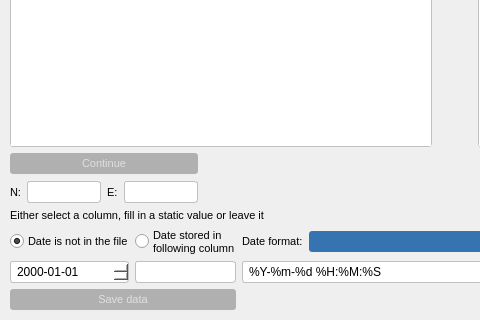
This is widgets/import_text_dialog_base.ui in axelande/geodatafarm3 as Qt 5 draws it before an edit; both pictures show x 0 to 480 and y 461 to 781 of the 910 by 781 pixel window. The edited form follows.
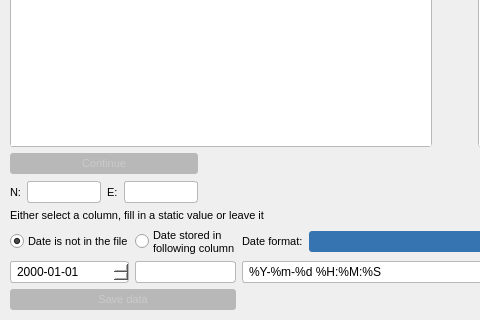
This is the edited form.

What changed in the file:
```diff
--- a/widgets/import_text_dialog_base.ui
+++ b/widgets/import_text_dialog_base.ui
@@ -22,13 +22,13 @@
 
 /* === Tab bars === */
 QTabWidget::pane {
-  border: 1px solid #c0c0c0;
+  border: 1px solid palette(mid);
   border-radius: 3px;
-  background: #ffffff;
+  background: palette(base);
 }
 QTabBar::tab {
-  background: #f0f0f0;
-  border: 1px solid #c0c0c0;
+  background: palette(window);
+  border: 1px solid palette(mid);
   border-bottom: none;
   border-top-left-radius: 3px;
   border-top-right-radius: 3px;
@@ -37,7 +37,7 @@
   font-size: 8pt;
 }
 QTabBar::tab:selected {
-  background: #ffffff;
+  background: palette(base);
   border-bottom: 2px solid #3574b0;
   color: #3574b0;
 }
@@ -61,16 +61,16 @@
   background-color: #1e4a6e;
 }
 QPushButton:disabled {
-  background-color: #b0b0b0;
-  color: #e0e0e0;
+  background-color: palette(mid);
+  color: palette(midlight);
 }
 
 /* === Inputs === */
 QLineEdit, QPlainTextEdit, QTextEdit {
-  border: 1px solid #c0c0c0;
+  border: 1px solid palette(mid);
   border-radius: 3px;
   padding: 2px 4px;
-  background: #ffffff;
+  background: palette(base);
 }
 QLineEdit:focus, QPlainTextEdit:focus, QTextEdit:focus {
   border: 1px solid #3574b0;
@@ -78,10 +78,10 @@
 
 /* === Combo boxes === */
 QComboBox {
-  border: 1px solid #c0c0c0;
+  border: 1px solid palette(mid);
   border-radius: 3px;
   padding: 2px 4px;
-  background: #ffffff;
+  background: palette(base);
 }
 QComboBox:hover {
   border: 1px solid #3574b0;
@@ -91,22 +91,22 @@
   width: 20px;
 }
 QComboBox QAbstractItemView {
-  color: #000000;
-  background: #ffffff;
-  selection-color: #000000;
-  selection-background-color: #e0e0e0;
+  color: palette(text);
+  background: palette(base);
+  selection-color: palette(highlighted-text);
+  selection-background-color: palette(highlight);
 }
 
 /* === Lists === */
 QListWidget {
-  border: 1px solid #c0c0c0;
+  border: 1px solid palette(mid);
   border-radius: 3px;
-  background: #ffffff;
+  background: palette(base);
 }
 
 /* === Group boxes === */
 QGroupBox {
-  border: 1px solid #c0c0c0;
+  border: 1px solid palette(mid);
   border-radius: 3px;
   margin-top: 8px;
   padding-top: 8px;
@@ -132,21 +132,21 @@
 
 /* === Calendar === */
 QCalendarWidget {
-  border: 1px solid #c0c0c0;
+  border: 1px solid palette(mid);
   border-radius: 3px;
 }
 
 /* === Table === */
 QTableWidget, QTableView {
-  border: 1px solid #c0c0c0;
+  border: 1px solid palette(mid);
   border-radius: 3px;
-  gridline-color: #e0e0e0;
+  gridline-color: palette(midlight);
 }
 QHeaderView::section {
-  background-color: #f0f0f0;
+  background-color: palette(window);
   border: none;
-  border-bottom: 1px solid #c0c0c0;
-  border-right: 1px solid #e0e0e0;
+  border-bottom: 1px solid palette(mid);
+  border-right: 1px solid palette(midlight);
   padding: 3px 6px;
   font-weight: bold;
   font-size: 8pt;
@@ -154,10 +154,10 @@
 
 /* === Spin boxes === */
 QSpinBox, QDoubleSpinBox, QDateEdit, QTimeEdit {
-  border: 1px solid #c0c0c0;
+  border: 1px solid palette(mid);
   border-radius: 3px;
   padding: 2px 4px;
-  background: #ffffff;
+  background: palette(base);
 }
 QSpinBox:focus, QDoubleSpinBox:focus, QDateEdit:focus, QTimeEdit:focus {
   border: 1px solid #3574b0;
```
Left out of the diff: 2 changed lines with no effect on the pictures.
